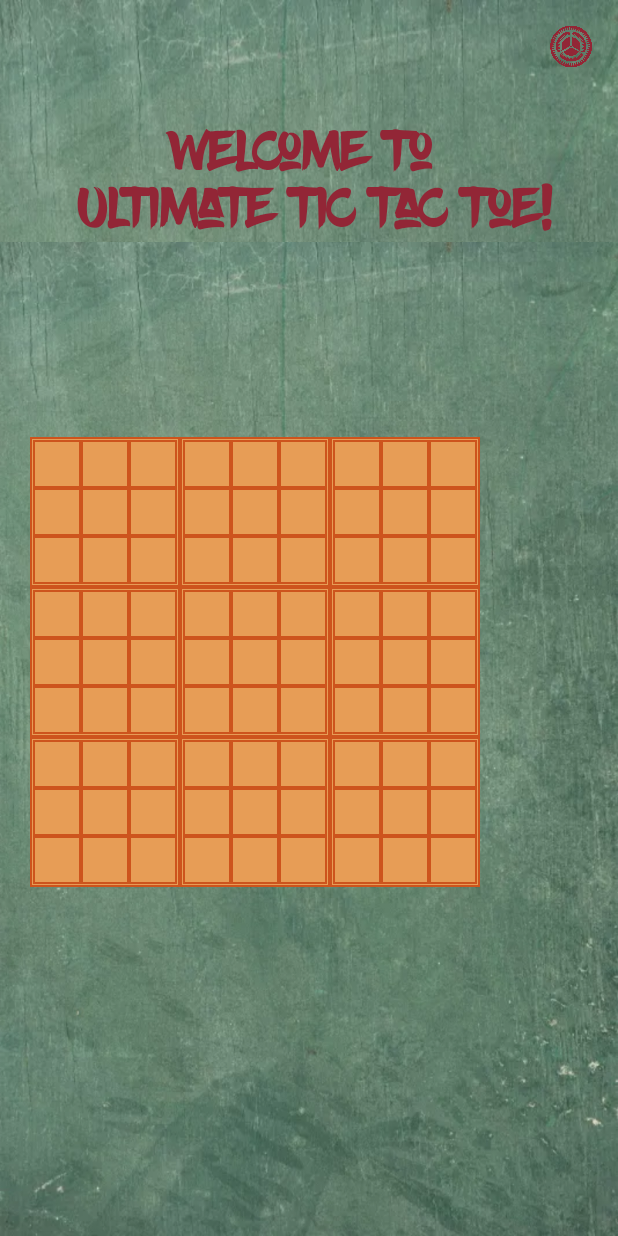
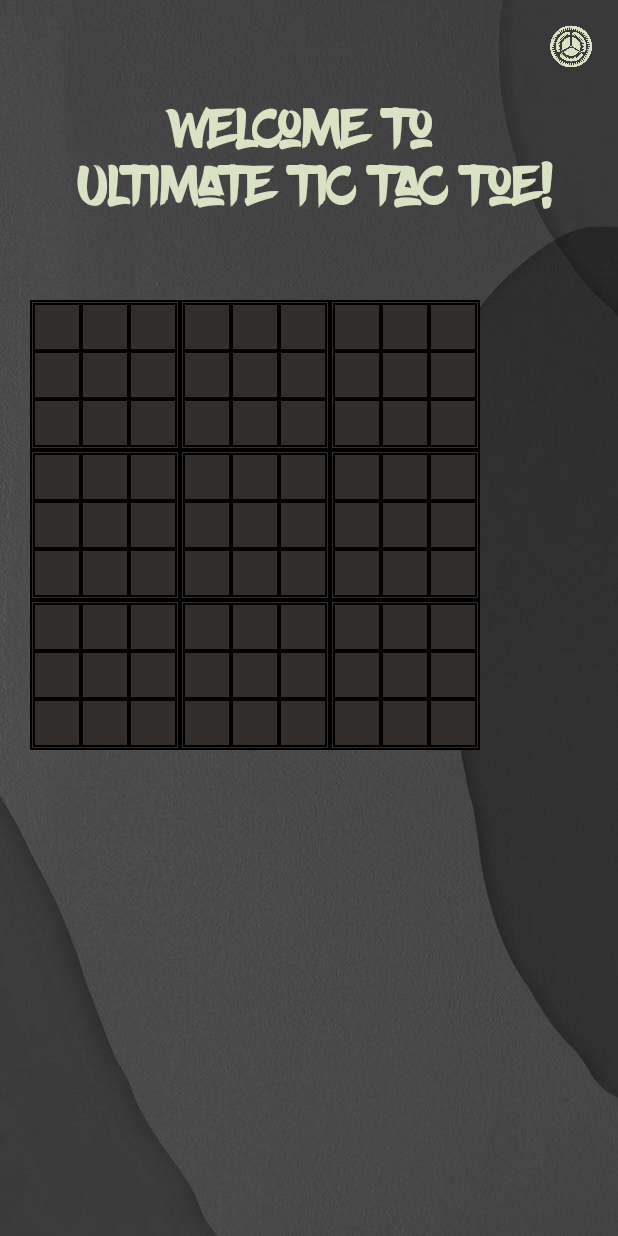
Before and after one commit to Mohanned-Mahmoud/ultimate_tic_tac_toe, an Android app: the MainActivity screen opened directly, with no data from a screen before it, on a phone screen of 412 x 824 dp. Run offline under Robolectric (Android 15) with nearby library versions, the phone set to English and light mode, and no system bars.

Commit message:
(Reem)UI 1

```diff
--- a/Ultimit_X_O/app/src/main/java/com/example/ultimit_x_o/MainActivity.java
+++ b/Ultimit_X_O/app/src/main/java/com/example/ultimit_x_o/MainActivity.java
@@ -17,6 +17,9 @@ import android.widget.RelativeLayout;
 import android.widget.Toast;
 import android.widget.VideoView;
 import android.media.MediaPlayer;
+import android.widget.Button;
+import android.widget.TextView;
+
 
 import androidx.appcompat.app.AppCompatActivity;
 
@@ -80,7 +83,36 @@ public class MainActivity extends AppCompatActivity {
                 startActivity(intent);
             }
         });
+        Button restartButton = findViewById(R.id.restartButton);
+        Button quitButton = findViewById(R.id.quitButton);
+
+        // Initially hide buttons
+        restartButton.setVisibility(View.GONE);
+        quitButton.setVisibility(View.GONE);
+
+        // Restart Button functionality
+        restartButton.setOnClickListener(v -> {
+            resetGame();
+            restartButton.setVisibility(View.GONE);
+            quitButton.setVisibility(View.GONE);
+            Toast.makeText(this, "Game Restarted!", Toast.LENGTH_SHORT).show();
+        });
+
+        // Quit Button functionality
+        quitButton.setOnClickListener(v -> finish());
+
     }
+
+
+
+    private void resetGame() {
+
+            Intent intent = new Intent(MainActivity.this, MainActivity.class);
+            intent.addFlags(Intent.FLAG_ACTIVITY_CLEAR_TOP | Intent.FLAG_ACTIVITY_NEW_TASK);
+            startActivity(intent);
+            finish();
+    }
+
 
     private void triggerVibration(int duration) {
         if (preferences.getBoolean("vibration", true)) {
@@ -193,6 +225,11 @@ public class MainActivity extends AppCompatActivity {
                 musicManager.resumeBackgroundMusic();
             }
         });
+
+        Button restartButton = findViewById(R.id.restartButton);
+        Button quitButton = findViewById(R.id.quitButton);
+        restartButton.setVisibility(View.VISIBLE);
+        quitButton.setVisibility(View.VISIBLE);
     }
 
     private void updateLocalBoardView(GridLayout localBoard, String winner) {
--- a/Ultimit_X_O/app/src/main/res/drawable/border.xml
+++ b/Ultimit_X_O/app/src/main/res/drawable/border.xml
@@ -1,4 +1,4 @@
 <shape xmlns:android="http://schemas.android.com/apk/res/android">
-    <solid android:color="@color/sunsetOrange"/>
-    <stroke android:width="1dp" android:color="@color/burntOrange"/>
+    <solid android:color="#302D2A"/>
+    <stroke android:width="1dp" android:color="#000000"/>
 </shape>
--- a/Ultimit_X_O/app/src/main/res/drawable/button_rounded.xml
+++ b/Ultimit_X_O/app/src/main/res/drawable/button_rounded.xml
@@ -1,5 +1,6 @@
 <!-- res/drawable/button_rounded.xml -->
 <shape xmlns:android="http://schemas.android.com/apk/res/android">
-    <solid android:color="@color/darkOrange" />
+    <solid android:color="#616F39" />
+    <stroke android:width="2dp" android:color="#3E432E"/>
     <corners android:radius="16dp" />
 </shape>
--- a/Ultimit_X_O/app/src/main/res/layout/activity_main.xml
+++ b/Ultimit_X_O/app/src/main/res/layout/activity_main.xml
@@ -29,22 +29,23 @@
         android:layout_height="wrap_content"
         android:layout_below="@id/settingsIcon"
         android:layout_centerHorizontal="true"
-        android:layout_marginTop="16dp"
+        android:layout_marginTop="1dp"
         android:fontFamily="@font/blowbrush"
         android:text="@string/welcome"
-        android:textColor="@color/deepRed"
+        android:textColor="#D9E3C3"
         android:textSize="38sp"
         android:gravity="center" />
 
     <!-- Container for the GridLayout -->
     <LinearLayout
+        android:id="@+id/boardlayout"
         android:layout_width="match_parent"
-        android:layout_height="wrap_content"
+        android:layout_height="479dp"
         android:layout_below="@id/myTextView"
-        android:gravity="center"
+        android:gravity="top|center_horizontal"
         android:orientation="horizontal"
-        android:visibility="visible"
-        android:background="@drawable/background_image2">
+
+        android:visibility="visible">
 
         <GridLayout
             android:id="@+id/globalBoard"
@@ -54,7 +55,6 @@
             android:layout_marginLeft="15dp"
             android:layout_marginTop="0dp"
             android:layout_marginRight="15dp"
-            android:layout_marginBottom="15dp"
             android:columnCount="3"
             android:padding="20dp"
             android:rowCount="3">
@@ -135,4 +135,31 @@
         </GridLayout>
 
     </LinearLayout>
+    <LinearLayout
+        android:layout_width="wrap_content"
+        android:layout_height="wrap_content"
+        android:layout_below="@id/boardlayout"
+        android:layout_centerHorizontal="true"
+        android:orientation="horizontal"
+        android:gravity="center">
+        <Button
+            android:id="@+id/restartButton"
+            android:layout_width="wrap_content"
+            android:layout_height="wrap_content"
+            android:text="Restart"
+            android:layout_margin="8dp"
+            android:background="@drawable/button_rounded"
+            android:textColor="@color/white"
+            android:visibility="gone"/>
+        <Button
+            android:id="@+id/quitButton"
+            android:layout_width="wrap_content"
+            android:layout_height="wrap_content"
+            android:text="Quit"
+            android:layout_margin="8dp"
+            android:background="@drawable/button_rounded"
+            android:textColor="@color/white"
+            android:visibility="gone"/>
+    </LinearLayout>
+
 </RelativeLayout>
--- a/Ultimit_X_O/app/src/main/res/values/styles.xml
+++ b/Ultimit_X_O/app/src/main/res/values/styles.xml
@@ -7,7 +7,7 @@
         <item name="colorAccent">@color/sageGreen</item>
 
         <!-- Customize text appearance -->
-        <item name="android:textColor">@color/deepRed</item>
+        <item name="android:textColor">#D9E3C3</item>
         <item name="android:fontFamily">@font/blowbrush</item>
 
         <!-- Customize action bar -->
@@ -37,7 +37,7 @@
 
     <!-- TextView style -->
     <style name="MyTextViewStyle" parent="Widget.AppCompat.TextView">
-        <item name="android:textColor">@color/deepRed</item>
+        <item name="android:textColor">#D9E3C3</item>
         <item name="android:fontFamily">@font/blowbrush</item>
     </style>
     <style name="LocalBoardButton">
```
Also changed, not shown: Ultimit_X_O/app/src/main/res/layout/activity_start.xml (+8 -13 lines), Ultimit_X_O/app/src/main/res/drawable/background_image2.jpg (added), Ultimit_X_O/app/src/main/res/drawable/background_image2.png (deleted), Ultimit_X_O/app/src/main/res/drawable/cat_o.png, Ultimit_X_O/app/src/main/res/drawable/cat_x.png, Ultimit_X_O/app/src/main/res/drawable/ic_settings.png, Ultimit_X_O/app/src/main/res/drawable/mainbg2.jpg (added).
